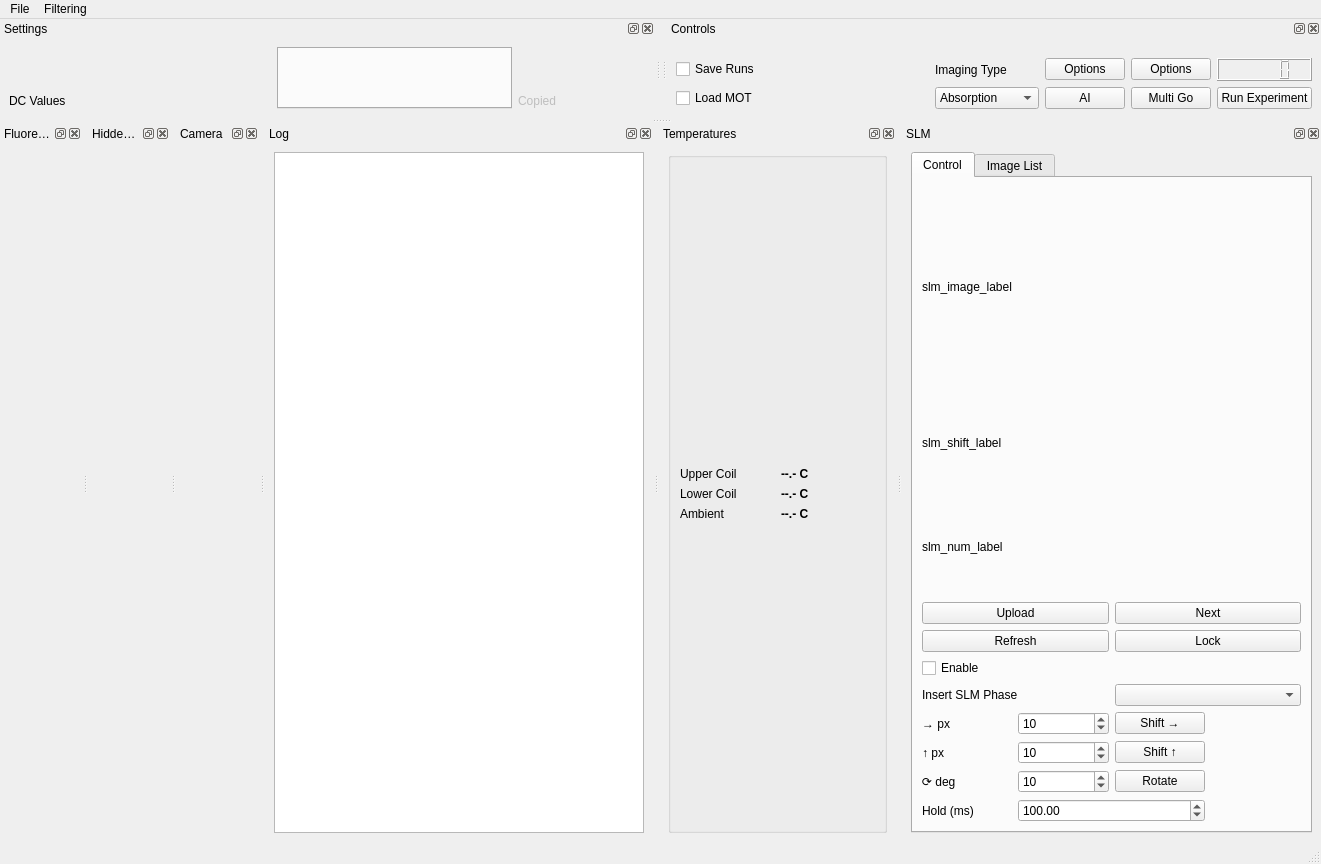
Above: gui.ui from hoogeroo/RbSetup2 before the change. Below: the same form after it.
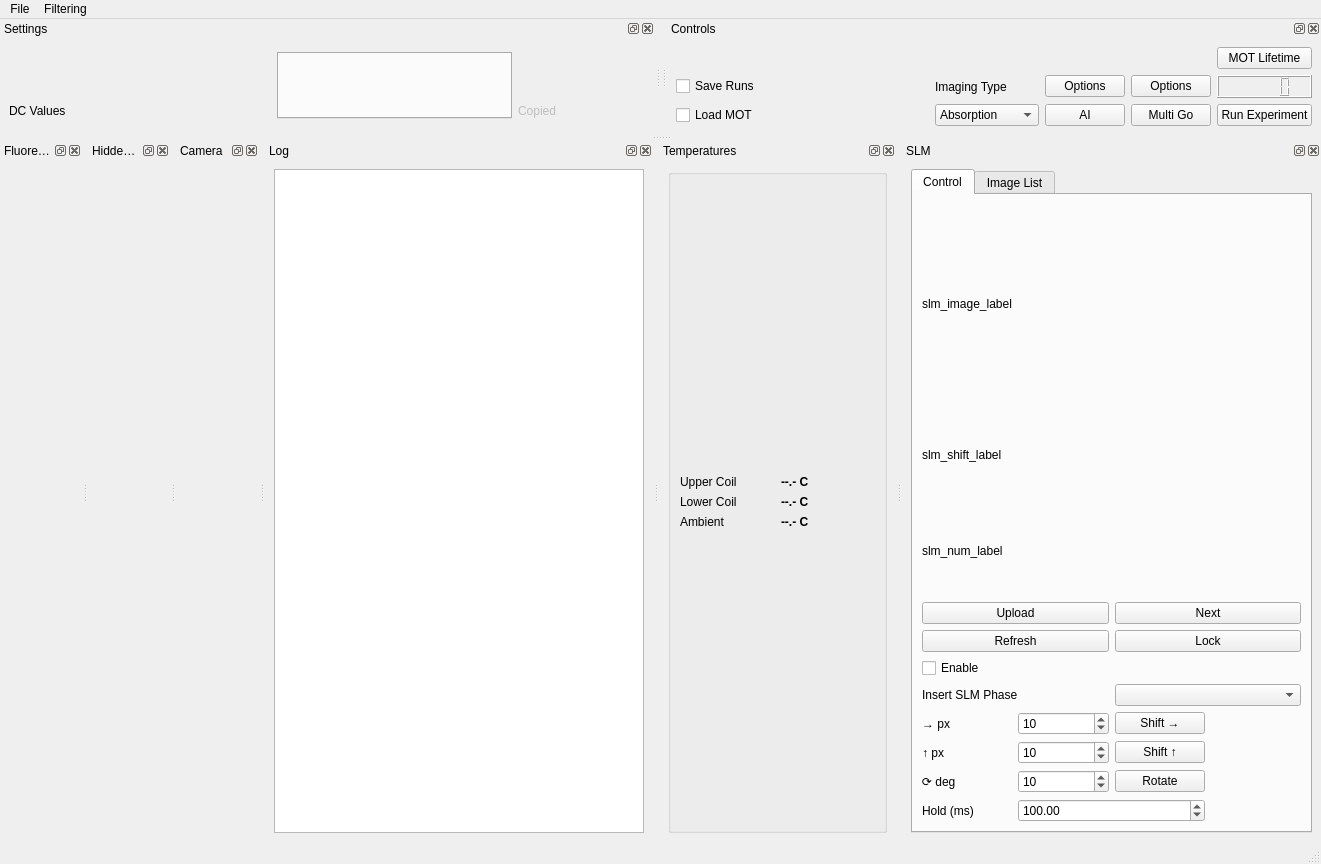
That is the form after the change. Icons and pictures are not drawn.

Commit message: Added ability to measure MOT lifetime through fluorescence decay

What changed in the file:
```diff
--- a/gui.ui
+++ b/gui.ui
@@ -66,21 +66,38 @@
    </attribute>
    <widget class="QWidget" name="controls_widget">
     <layout class="QGridLayout" name="controls_grid">
-     <item row="2" column="0">
-      <widget class="QCheckBox" name="load_mot">
+     <item row="3" column="5">
+      <widget class="QPushButton" name="multigo">
        <property name="text">
-        <string>Load MOT</string>
-       </property>
-      </widget>
-     </item>
-     <item row="1" column="0">
-      <widget class="QCheckBox" name="save_runs">
-       <property name="text">
-        <string>Save Runs</string>
+        <string>Multi Go</string>
        </property>
       </widget>
      </item>
      <item row="2" column="6">
+      <widget class="QLCDNumber" name="fluorescence">
+       <property name="maximumSize">
+        <size>
+         <width>128</width>
+         <height>16777215</height>
+        </size>
+       </property>
+      </widget>
+     </item>
+     <item row="2" column="5">
+      <widget class="QPushButton" name="multigo_options">
+       <property name="text">
+        <string>Options</string>
+       </property>
+      </widget>
+     </item>
+     <item row="2" column="4">
+      <widget class="QPushButton" name="ai_options">
+       <property name="text">
+        <string>Options</string>
+       </property>
+      </widget>
+     </item>
+     <item row="3" column="6">
       <widget class="QPushButton" name="run_experiment">
        <property name="maximumSize">
         <size>
@@ -93,22 +110,52 @@
        </property>
       </widget>
      </item>
-     <item row="1" column="4">
-      <widget class="QPushButton" name="ai_options">
+     <item row="2" column="2">
+      <widget class="QLabel" name="label_2">
        <property name="text">
-        <string>Options</string>
+        <string>Imaging Type</string>
        </property>
       </widget>
      </item>
-     <item row="2" column="4">
+     <item row="3" column="1">
+      <spacer name="horizontalSpacer">
+       <property name="orientation">
+        <enum>Qt::Orientation::Horizontal</enum>
+       </property>
+       <property name="sizeHint" stdset="0">
+        <size>
+         <width>40</width>
+         <height>20</height>
+        </size>
+       </property>
+      </spacer>
+     </item>
+     <item row="2" column="0">
+      <widget class="QCheckBox" name="save_runs">
+       <property name="text">
+        <string>Save Runs</string>
+       </property>
+      </widget>
+     </item>
+     <item row="3" column="4">
       <widget class="QPushButton" name="ai">
        <property name="text">
         <string>AI</string>
        </property>
       </widget>
      </item>
+     <item row="3" column="0">
+      <widget class="QCheckBox" name="load_mot">
+       <property name="text">
+        <string>Load MOT</string>
+       </property>
+      </widget>
+     </item>
      <item row="0" column="4">
       <spacer name="verticalSpacer">
+       <property name="orientation">
+        <enum>Qt::Orientation::Vertical</enum>
+       </property>
        <property name="sizeHint" stdset="0">
         <size>
          <width>20</width>
@@ -117,38 +164,7 @@
        </property>
       </spacer>
      </item>
-     <item row="1" column="6">
-      <widget class="QLCDNumber" name="fluorescence">
-       <property name="maximumSize">
-        <size>
-         <width>128</width>
-         <height>16777215</height>
-        </size>
-       </property>
-      </widget>
-     </item>
-     <item row="1" column="5">
-      <widget class="QPushButton" name="multigo_options">
-       <property name="text">
-        <string>Options</string>
-       </property>
-      </widget>
-     </item>
-     <item row="2" column="5">
-      <widget class="QPushButton" name="multigo">
-       <property name="text">
-        <string>Multi Go</string>
-       </property>
-      </widget>
-     </item>
-     <item row="1" column="2">
-      <widget class="QLabel" name="label_2">
-       <property name="text">
-        <string>Imaging Type</string>
-       </property>
-      </widget>
-     </item>
-     <item row="2" column="2">
+     <item row="3" column="2">
       <widget class="QComboBox" name="imaging_type">
        <item>
         <property name="text">
@@ -162,18 +178,12 @@
        </item>
       </widget>
      </item>
-     <item row="2" column="1">
-      <spacer name="horizontalSpacer">
-       <property name="orientation">
-        <enum>Qt::Horizontal</enum>
+     <item row="1" column="6">
+      <widget class="QPushButton" name="measure_mot_T">
+       <property name="text">
+        <string>MOT Lifetime</string>
        </property>
-       <property name="sizeHint" stdset="0">
-        <size>
-         <width>40</width>
-         <height>20</height>
-        </size>
-       </property>
-      </spacer>
+      </widget>
      </item>
     </layout>
    </widget>
@@ -261,6 +271,9 @@
      </item>
      <item row="1" column="3">
       <spacer name="verticalSpacer_2">
+       <property name="orientation">
+        <enum>Qt::Orientation::Vertical</enum>
+       </property>
        <property name="sizeType">
         <enum>QSizePolicy::Fixed</enum>
        </property>
@@ -310,6 +323,9 @@
      </item>
      <item>
       <spacer name="horizontalSpacer_2">
+       <property name="orientation">
+        <enum>Qt::Orientation::Vertical</enum>
+       </property>
        <property name="sizeHint" stdset="0">
         <size>
          <width>40</width>
```
Left out of the diff: 22 changed lines with no effect on the pictures. The commit also changes 7 other files.
